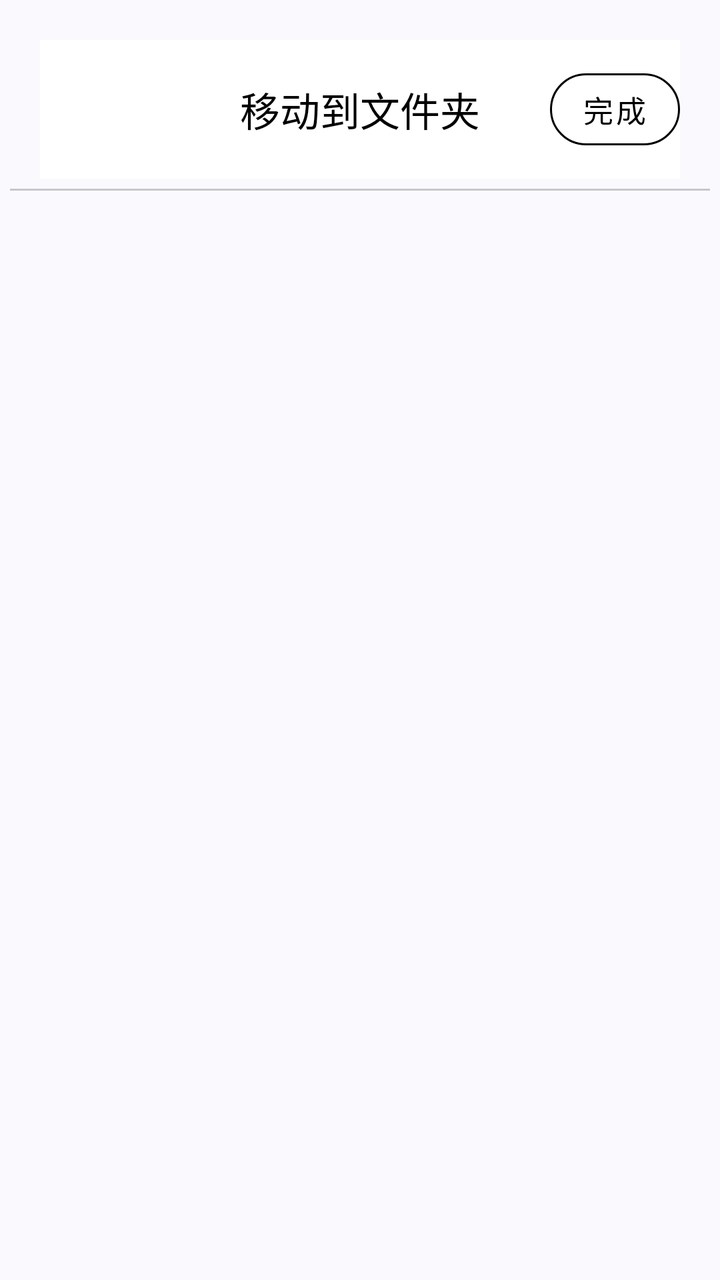
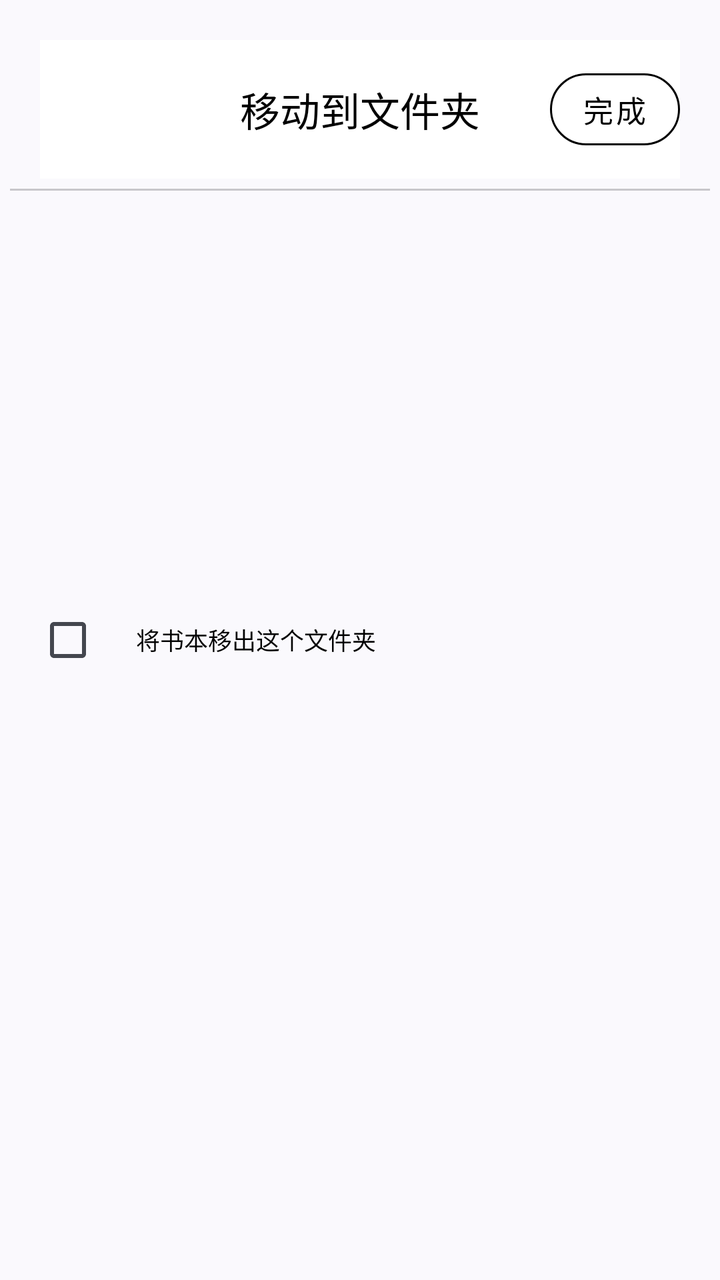

The first picture is an Android layout as it rendered before a commit; the second is the same layout after the commit. The layout source and the unified diff follow.
<!-- AndroidManifest.xml: application theme Theme.EBookReader -->
<!-- res/layout/bookshelf_bot_sheet_dialog.xml -->
<?xml version="1.0" encoding="utf-8"?>
<androidx.constraintlayout.widget.ConstraintLayout xmlns:android="http://schemas.android.com/apk/res/android"
    android:layout_width="match_parent"
    android:layout_height="wrap_content"
    xmlns:app="http://schemas.android.com/apk/res-auto">
    <TextView
        android:layout_width="match_parent"
        android:layout_height="wrap_content"
        android:layout_margin="20dp"
        android:padding="20dp"
        android:id="@+id/SheetDialogTitle"
        android:text="移动到文件夹"
        app:layout_constraintTop_toTopOf="parent"
        android:textSize="20sp"
        android:gravity="center"
        android:textColor="@color/black"
        android:background="@color/white"
        />
    <com.google.android.material.button.MaterialButton
        android:layout_width="wrap_content"
        android:layout_height="wrap_content"
        android:text="完成"
        android:id="@+id/SheetDialogFinish_BTN"
        android:textSize="15sp"
        style="@style/ActionButton"
        app:strokeWidth="1dp"
        app:strokeColor="@color/black"
        app:layout_constraintEnd_toEndOf="@+id/SheetDialogTitle"
        app:layout_constraintTop_toTopOf="@+id/SheetDialogTitle"
        app:layout_constraintBottom_toBottomOf="@+id/SheetDialogTitle"
        />
    <View
        android:id="@+id/SheetDialogDivider"
        app:layout_constraintTop_toBottomOf="@+id/SheetDialogTitle"
        android:layout_width="match_parent"
        android:layout_height="1dp"
        android:background="@color/divider"
        android:layout_margin="5dp"
        />
    <androidx.recyclerview.widget.RecyclerView
        android:id="@+id/SheetDialog_RecyclerView"
        android:layout_margin="8dp"
        android:layout_width="match_parent"
        android:layout_height="400dp"
        android:clipToPadding="false"
        android:overScrollMode="never"
        app:layout_constraintTop_toBottomOf="@+id/SheetDialogDivider"
        app:layout_constraintBottom_toBottomOf="parent"

        />

</androidx.constraintlayout.widget.ConstraintLayout>
<!-- resources referenced by this layout -->
<resources>
  <color name="black">#FF000000</color>
  <color name="divider">#33000000</color>
  <color name="white">#FFFFFFFF</color>
  <style name="ActionButton" parent="Widget.MaterialComponents.Button.OutlinedButton">
          <item name="android:layout_height">36dp</item>
          <item name="android:minWidth">64dp</item>
          <item name="cornerRadius">18dp</item>
          <item name="strokeColor">@color/white</item>
          <item name="strokeWidth">1dp</item>
          <item name="android:textColor">@color/black</item>
          <item name="android:textSize">10sp</item>
      </style>
  <style name="Theme.EBookReader" parent="Theme.Material3.DynamicColors.Light">
          <item name="windowActionBar">false</item>
          <item name="windowNoTitle">true</item>
          <item name="background">@color/black</item>
          <item name="android:colorButtonNormal">@color/grey</item>
      </style>
  <color name="grey">#FF808080</color>
</resources>

<!-- the commit's change to res/layout/bookshelf_bot_sheet_dialog.xml (unified diff, before → after) -->
@@ -37,6 +37,45 @@
         android:background="@color/divider"
         android:layout_margin="5dp"
         />
+    
+    <androidx.constraintlayout.widget.ConstraintLayout
+        android:id="@+id/SheetDialog_MoveOutFromFolder"
+        android:visibility="visible"
+        android:layout_width="match_parent"
+        android:layout_height="match_parent"
+        app:layout_constraintStart_toStartOf="parent"
+        app:layout_constraintTop_toBottomOf="@+id/SheetDialogDivider"
+        app:layout_constraintBottom_toTopOf="@+id/SheetDialog_RecyclerView"
+        >
+        <com.google.android.material.checkbox.MaterialCheckBox
+            android:id="@+id/SheetDialog_MoveOutFromFolder_CheckBox"
+            android:layout_width="wrap_content"
+            android:layout_height="wrap_content"
+            app:layout_constraintStart_toStartOf="parent"
+            app:layout_constraintBottom_toBottomOf="parent"
+            app:layout_constraintTop_toTopOf="parent"
+            app:layout_constraintEnd_toStartOf="@id/SheetDialog_MoveOutFromFolder_TV"
+            android:layout_marginVertical="2dp"
+            android:layout_marginStart="10dp"
+            />
+        <TextView
+            app:layout_constraintTop_toTopOf="parent"
+            app:layout_constraintStart_toEndOf="@id/SheetDialog_MoveOutFromFolder_CheckBox"
+
+            app:layout_constraintBottom_toBottomOf="parent"
+            android:height="50dp"
+            android:id="@+id/SheetDialog_MoveOutFromFolder_TV"
+            android:layout_width="wrap_content"
+            android:layout_height="wrap_content"
+            android:maxLines="5"
+            android:ellipsize="end"
+            android:layout_marginHorizontal="10dp"
+            android:gravity="center"
+            android:text="将书本移出这个文件夹"
+            android:textSize="12sp"
+            android:textColor="@color/black"
+            />
+    </androidx.constraintlayout.widget.ConstraintLayout>
     <androidx.recyclerview.widget.RecyclerView
         android:id="@+id/SheetDialog_RecyclerView"
         android:layout_margin="8dp"
@@ -44,7 +83,7 @@
         android:layout_height="400dp"
         android:clipToPadding="false"
         android:overScrollMode="never"
-        app:layout_constraintTop_toBottomOf="@+id/SheetDialogDivider"
+        app:layout_constraintTop_toBottomOf="@+id/SheetDialog_MoveOutFromFolder"
         app:layout_constraintBottom_toBottomOf="parent"
 
         />
